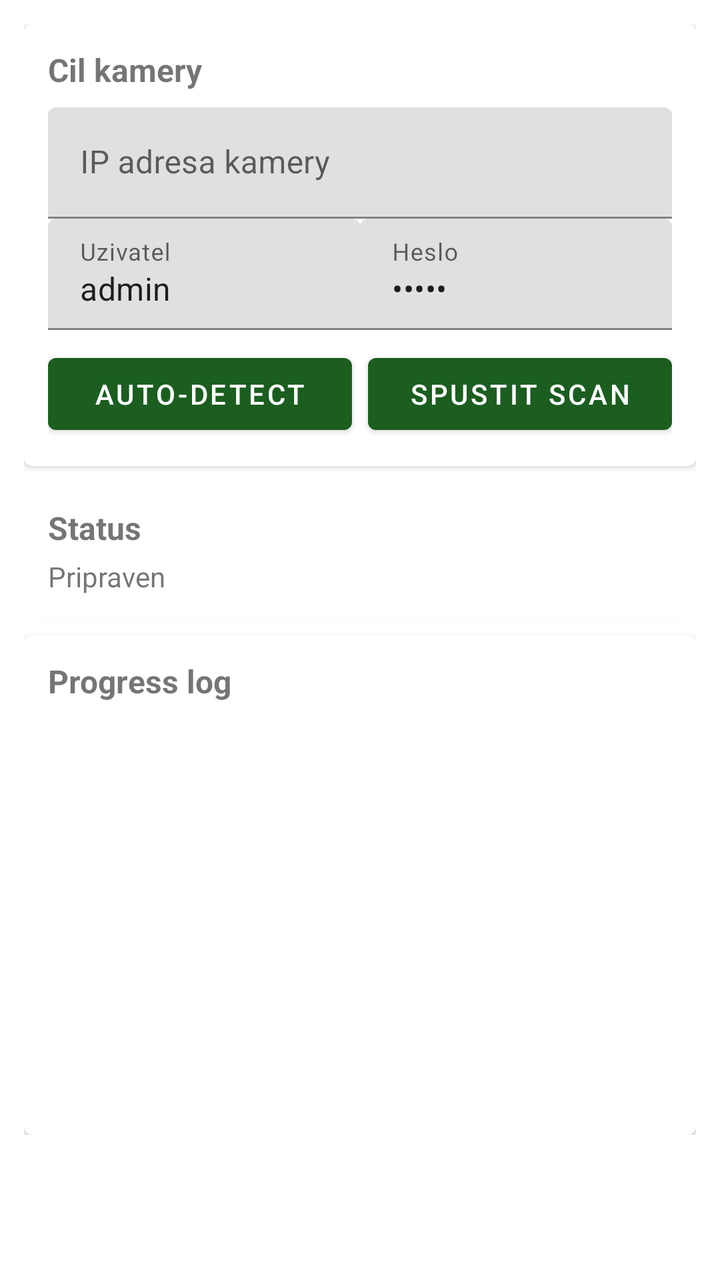
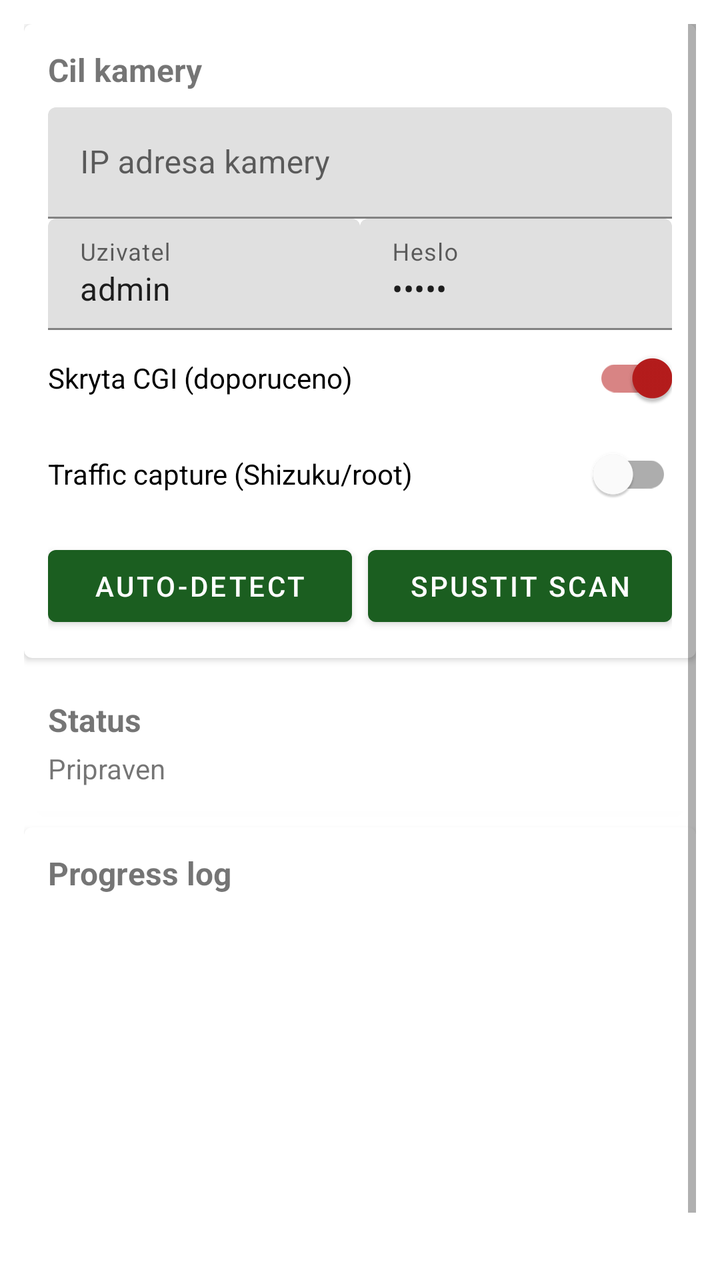

Two renders of the same Android screen: before a commit and after it. Below are the layout's source before the change and the commit's diff.
<!-- AndroidManifest.xml: application theme Theme.EyePlusRecon -->
<!-- res/layout/fragment_recon.xml -->
<?xml version="1.0" encoding="utf-8"?>
<ScrollView xmlns:android="http://schemas.android.com/apk/res/android"
    xmlns:app="http://schemas.android.com/apk/res-auto"
    android:layout_width="match_parent"
    android:layout_height="match_parent"
    android:padding="12dp">

    <LinearLayout
        android:layout_width="match_parent"
        android:layout_height="wrap_content"
        android:orientation="vertical">

        <com.google.android.material.card.MaterialCardView
            android:layout_width="match_parent"
            android:layout_height="wrap_content"
            android:layout_marginBottom="8dp"
            app:cardElevation="2dp">
            <LinearLayout
                android:layout_width="match_parent"
                android:layout_height="wrap_content"
                android:orientation="vertical"
                android:padding="12dp">

                <TextView android:layout_width="wrap_content" android:layout_height="wrap_content"
                    android:text="Cil kamery" android:textStyle="bold" android:textSize="16sp"/>

                <com.google.android.material.textfield.TextInputLayout
                    android:layout_width="match_parent" android:layout_height="wrap_content"
                    android:layout_marginTop="8dp"
                    android:hint="@string/hint_ip">
                    <com.google.android.material.textfield.TextInputEditText
                        android:id="@+id/etIp" android:layout_width="match_parent"
                        android:layout_height="wrap_content"
                        android:inputType="textUri"/>
                </com.google.android.material.textfield.TextInputLayout>

                <LinearLayout
                    android:layout_width="match_parent" android:layout_height="wrap_content"
                    android:orientation="horizontal">
                    <com.google.android.material.textfield.TextInputLayout
                        android:layout_width="0dp" android:layout_height="wrap_content"
                        android:layout_weight="1"
                        android:hint="@string/hint_user">
                        <com.google.android.material.textfield.TextInputEditText
                            android:id="@+id/etUser" android:layout_width="match_parent"
                            android:layout_height="wrap_content"
                            android:text="admin"/>
                    </com.google.android.material.textfield.TextInputLayout>
                    <com.google.android.material.textfield.TextInputLayout
                        android:layout_width="0dp" android:layout_height="wrap_content"
                        android:layout_weight="1"
                        android:hint="@string/hint_pass">
                        <com.google.android.material.textfield.TextInputEditText
                            android:id="@+id/etPass" android:layout_width="match_parent"
                            android:layout_height="wrap_content"
                            android:text="admin"
                            android:inputType="textPassword"/>
                    </com.google.android.material.textfield.TextInputLayout>
                </LinearLayout>

                <com.google.android.material.materialswitch.MaterialSwitch
                    android:id="@+id/swCgi"
                    android:layout_width="match_parent" android:layout_height="wrap_content"
                    android:text="Skryta CGI (doporuceno)"
                    android:checked="true"/>
                <com.google.android.material.materialswitch.MaterialSwitch
                    android:id="@+id/swSniff"
                    android:layout_width="match_parent" android:layout_height="wrap_content"
                    android:text="Traffic capture (Shizuku/root)"/>

                <LinearLayout
                    android:layout_width="match_parent" android:layout_height="wrap_content"
                    android:orientation="horizontal" android:layout_marginTop="8dp">
                    <com.google.android.material.button.MaterialButton
                        android:id="@+id/btnAutoDiscover"
                        android:layout_width="0dp" android:layout_height="wrap_content"
                        android:layout_weight="1" android:layout_marginEnd="4dp"
                        android:text="Auto-detect"/>
                    <com.google.android.material.button.MaterialButton
                        android:id="@+id/btnStartScan"
                        android:layout_width="0dp" android:layout_height="wrap_content"
                        android:layout_weight="1" android:layout_marginStart="4dp"
                        android:text="@string/action_scan"/>
                </LinearLayout>
            </LinearLayout>
        </com.google.android.material.card.MaterialCardView>

        <com.google.android.material.card.MaterialCardView
            android:layout_width="match_parent"
            android:layout_height="wrap_content"
            android:layout_marginBottom="8dp"
            app:cardElevation="2dp">
            <LinearLayout
                android:layout_width="match_parent"
                android:layout_height="wrap_content"
                android:orientation="vertical" android:padding="12dp">
                <TextView android:layout_width="wrap_content" android:layout_height="wrap_content"
                    android:text="Status" android:textStyle="bold" android:textSize="16sp"/>
                <TextView android:id="@+id/tvReconStatus" android:layout_width="match_parent"
                    android:layout_height="wrap_content" android:layout_marginTop="4dp"
                    android:text="@string/status_idle"/>
                <ProgressBar android:id="@+id/progressRecon"
                    android:layout_width="match_parent" android:layout_height="wrap_content"
                    style="?android:attr/progressBarStyleHorizontal"
                    android:max="100" android:visibility="gone"/>
            </LinearLayout>
        </com.google.android.material.card.MaterialCardView>

        <com.google.android.material.card.MaterialCardView
            android:layout_width="match_parent"
            android:layout_height="wrap_content"
            app:cardElevation="2dp">
            <LinearLayout
                android:layout_width="match_parent"
                android:layout_height="wrap_content"
                android:orientation="vertical" android:padding="12dp">
                <TextView android:layout_width="wrap_content" android:layout_height="wrap_content"
                    android:text="Progress log" android:textStyle="bold" android:textSize="16sp"/>
                <androidx.core.widget.NestedScrollView
                    android:layout_width="match_parent" android:layout_height="200dp"
                    android:layout_marginTop="4dp">
                    <TextView android:id="@+id/tvReconLog" android:layout_width="match_parent"
                        android:layout_height="wrap_content"
                        android:textSize="11sp"
                        android:fontFamily="monospace"
                        android:text=""/>
                </androidx.core.widget.NestedScrollView>
            </LinearLayout>
        </com.google.android.material.card.MaterialCardView>

    </LinearLayout>
</ScrollView>
<!-- resources referenced by this layout -->
<resources>
  <string name="action_scan">Spustit scan</string>
  <string name="hint_ip">IP adresa kamery</string>
  <string name="hint_pass">Heslo</string>
  <string name="hint_user">Uzivatel</string>
  <string name="status_idle">Pripraven</string>
  <style name="Theme.EyePlusRecon" parent="Theme.MaterialComponents.DayNight.NoActionBar">
          <item name="colorPrimary">#FF1B5E20</item>
          <item name="colorPrimaryVariant">#FF003D00</item>
          <item name="colorOnPrimary">#FFFFFFFF</item>
          <item name="colorSecondary">#FFB71C1C</item>
          <item name="colorSecondaryVariant">#FF7F0000</item>
          <item name="colorOnSecondary">#FFFFFFFF</item>
          <item name="android:windowBackground">?android:attr/colorBackground</item>
      </style>
</resources>

<!-- the commit's change to res/layout/fragment_recon.xml (unified diff, before → after) -->
@@ -58,15 +58,19 @@
                     </com.google.android.material.textfield.TextInputLayout>
                 </LinearLayout>
 
-                <com.google.android.material.materialswitch.MaterialSwitch
+                <com.google.android.material.switchmaterial.SwitchMaterial
                     android:id="@+id/swCgi"
                     android:layout_width="match_parent" android:layout_height="wrap_content"
                     android:text="Skryta CGI (doporuceno)"
-                    android:checked="true"/>
-                <com.google.android.material.materialswitch.MaterialSwitch
+                    android:checked="true"
+                    android:textOn="ON" android:textOff="OFF"
+                    app:showText="false"/>
+                <com.google.android.material.switchmaterial.SwitchMaterial
                     android:id="@+id/swSniff"
                     android:layout_width="match_parent" android:layout_height="wrap_content"
-                    android:text="Traffic capture (Shizuku/root)"/>
+                    android:text="Traffic capture (Shizuku/root)"
+                    android:textOn="ON" android:textOff="OFF"
+                    app:showText="false"/>
 
                 <LinearLayout
                     android:layout_width="match_parent" android:layout_height="wrap_content"
